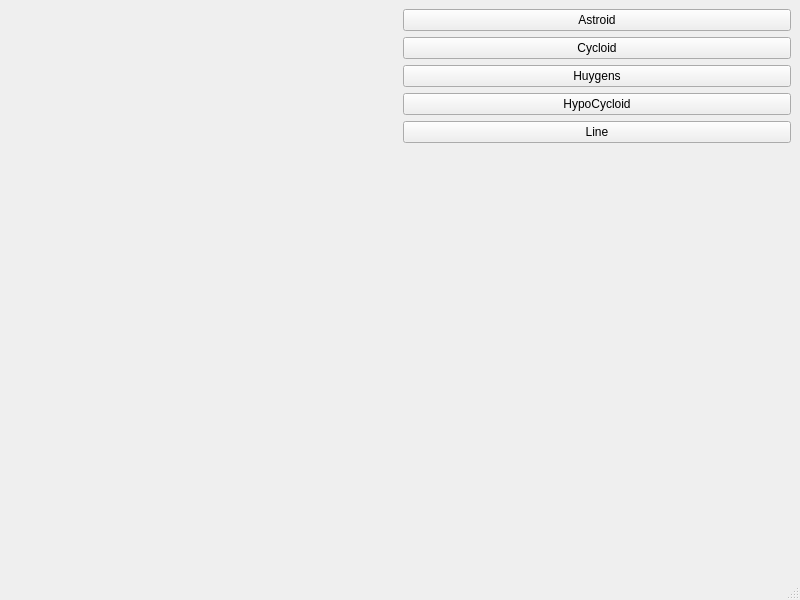
Nourreddine1920/Squares-examples, file mainwindow.ui: the form before one commit.
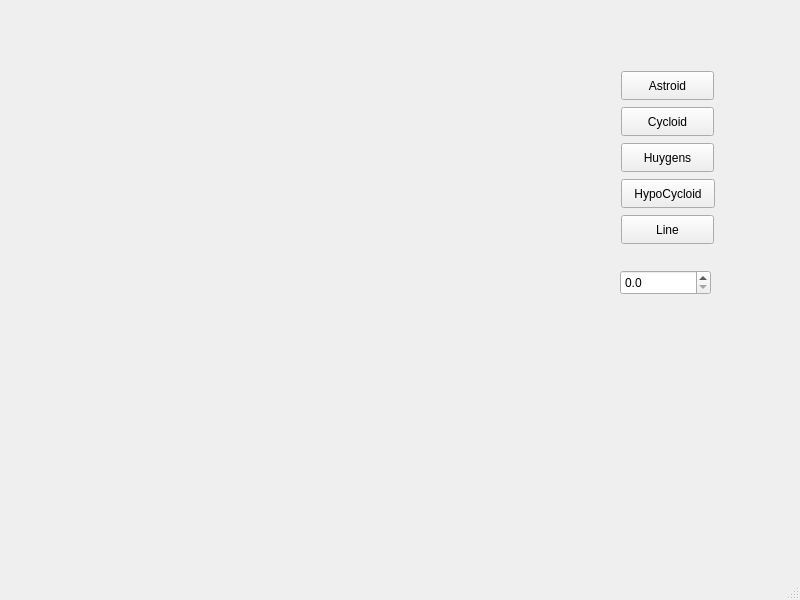
The form after the commit. Custom widgets are drawn as their Qt base class.

Commit message: shaping the scale

What changed in the file:
```diff
--- a/mainwindow.ui
+++ b/mainwindow.ui
@@ -14,63 +14,97 @@
    <string>MainWindow</string>
   </property>
   <widget class="QWidget" name="centralwidget">
-   <layout class="QGridLayout" name="gridLayout">
-    <item row="0" column="0">
-     <widget class="RenderArea" name="renderArea" native="true"/>
-    </item>
-    <item row="0" column="1">
-     <layout class="QVBoxLayout" name="verticalLayout">
-      <item>
-       <widget class="QPushButton" name="btnAstroid">
-        <property name="text">
-         <string>Astroid</string>
-        </property>
-       </widget>
-      </item>
-      <item>
+   <widget class="RenderArea" name="renderArea" native="true">
+    <property name="geometry">
+     <rect>
+      <x>11</x>
+      <y>11</y>
+      <width>531</width>
+      <height>527</height>
+     </rect>
+    </property>
+   </widget>
+   <widget class="QDoubleSpinBox" name="spinScale">
+    <property name="geometry">
+     <rect>
+      <x>620</x>
+      <y>270</y>
+      <width>91</width>
+      <height>25</height>
+     </rect>
+    </property>
+    <property name="decimals">
+     <number>1</number>
+    </property>
+    <property name="singleStep">
+     <double>0.100000000000000</double>
+    </property>
+   </widget>
        <widget class="QPushButton" name="btnCycloid">
+    <property name="geometry">
+     <rect>
+      <x>621</x>
+      <y>107</y>
+      <width>93</width>
+      <height>29</height>
+     </rect>
+    </property>
         <property name="text">
          <string>Cycloid</string>
         </property>
        </widget>
-      </item>
-      <item>
+   <widget class="QPushButton" name="btnAstroid">
+    <property name="geometry">
+     <rect>
+      <x>621</x>
+      <y>71</y>
+      <width>93</width>
+      <height>29</height>
+     </rect>
+    </property>
+    <property name="text">
+     <string>Astroid</string>
+    </property>
+   </widget>
        <widget class="QPushButton" name="btnHuygens">
+    <property name="geometry">
+     <rect>
+      <x>621</x>
+      <y>143</y>
+      <width>93</width>
+      <height>29</height>
+     </rect>
+    </property>
         <property name="text">
          <string>Huygens</string>
         </property>
        </widget>
-      </item>
-      <item>
        <widget class="QPushButton" name="btnHypo">
+    <property name="geometry">
+     <rect>
+      <x>621</x>
+      <y>179</y>
+      <width>94</width>
+      <height>29</height>
+     </rect>
+    </property>
         <property name="text">
          <string>HypoCycloid</string>
         </property>
        </widget>
-      </item>
-      <item>
        <widget class="QPushButton" name="btnLine">
+    <property name="geometry">
+     <rect>
+      <x>621</x>
+      <y>215</y>
+      <width>93</width>
+      <height>29</height>
+     </rect>
+    </property>
         <property name="text">
          <string>Line</string>
         </property>
        </widget>
-      </item>
-      <item>
-       <spacer name="verticalSpacer">
-        <property name="orientation">
-         <enum>Qt::Vertical</enum>
-        </property>
-        <property name="sizeHint" stdset="0">
-         <size>
-          <width>91</width>
-          <height>30</height>
-         </size>
-        </property>
-       </spacer>
-      </item>
-     </layout>
-    </item>
-   </layout>
   </widget>
   <widget class="QMenuBar" name="menubar">
    <property name="geometry">
```
Lines whose indentation alone changed are shown as unchanged. The commit also changes 3 other files.
